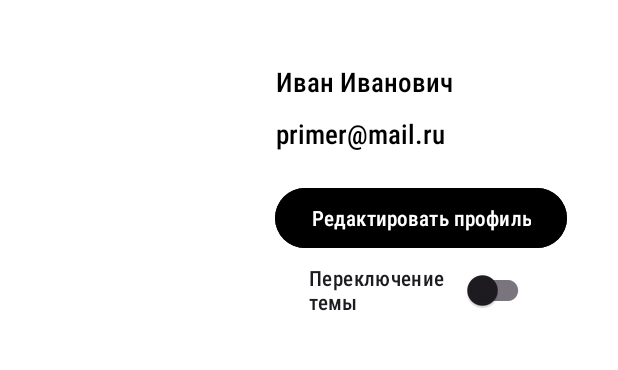
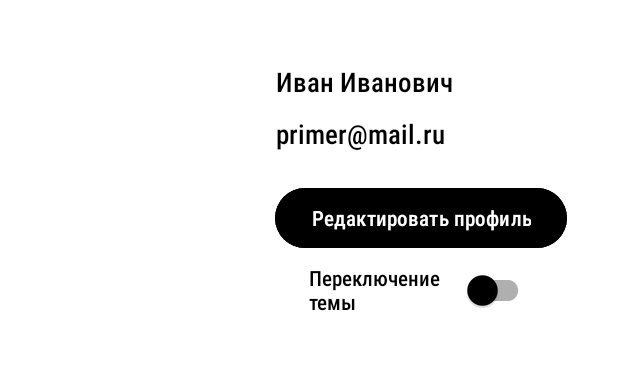
Before and after one commit to Zolomed/ClothingStore, an Android app: the AccountActivity screen opened directly, with no data from a screen before it, on a phone screen of 412 x 824 dp, the part 96-466 px from its top. Run offline under Robolectric (Android 15) with nearby library versions, the phone set to English and light mode, and no system bars.

Commit message:
Небольшие изменения темы

```diff
--- a/app/src/main/res/layout/activity_account.xml
+++ b/app/src/main/res/layout/activity_account.xml
@@ -78,10 +78,11 @@
 
             <com.google.android.material.switchmaterial.SwitchMaterial
                 android:id="@+id/theme_switcher"
+                style="@style/Base.Theme.Diary"
                 android:layout_width="150dp"
                 android:layout_height="wrap_content"
-                android:text="Переключение темы"
-                android:layout_gravity="center" />
+                android:layout_gravity="center"
+                android:text="Переключение темы" />
         </LinearLayout>
     </LinearLayout>
 
--- a/app/src/main/res/layout/activity_main.xml
+++ b/app/src/main/res/layout/activity_main.xml
@@ -46,8 +46,8 @@
         style="@style/Button"
         android:layout_width="300dp"
         android:layout_height="wrap_content"
+        android:layout_gravity="center"
         android:layout_marginTop="200dp"
-        android:layout_gravity="center"
         android:text="@string/voity" />
 
     <TextView
--- a/app/src/main/res/layout/activity_reg.xml
+++ b/app/src/main/res/layout/activity_reg.xml
@@ -46,8 +46,8 @@
         style="@style/Button"
         android:layout_width="300dp"
         android:layout_height="wrap_content"
+        android:layout_gravity="center"
         android:layout_marginTop="200dp"
-        android:layout_gravity="center"
         android:text="@string/register" />
 
     <TextView
--- a/app/src/main/res/values-night/themes.xml
+++ b/app/src/main/res/values-night/themes.xml
@@ -8,11 +8,14 @@
         <item name="android:textColor">@color/white</item>
         <item name="android:tint">@color/white</item>
         <item name="android:fontFamily">sans-serif-condensed-medium</item>
+        <item name="thumbTint">@color/white</item>
+        <item name="trackTint">@color/gray</item>
     </style>
 
     <style name="Button">
         <item name="android:backgroundTint">@color/white</item>
         <item name="android:textColor">@color/black</item>
         <item name="android:fontFamily">sans-serif-condensed-medium</item>
+        <item name="rippleColor">@color/gray</item>
     </style>
 </resources>
--- a/app/src/main/res/values/themes.xml
+++ b/app/src/main/res/values/themes.xml
@@ -8,12 +8,15 @@
         <item name="android:textColor">@color/black</item>
         <item name="android:tint">@color/black</item>
         <item name="android:fontFamily">sans-serif-condensed-medium</item>
+        <item name="thumbTint">@color/black</item>
+        <item name="trackTint">@color/gray</item>
     </style>
 
     <style name="Button">
         <item name="android:backgroundTint">@color/black</item>
         <item name="android:textColor">@color/white</item>
         <item name="android:fontFamily">sans-serif-condensed-medium</item>
+        <item name="rippleColor">@color/gray</item>
     </style>
 
     <style name="Theme.Diary" parent="Base.Theme.Diary" />
```
